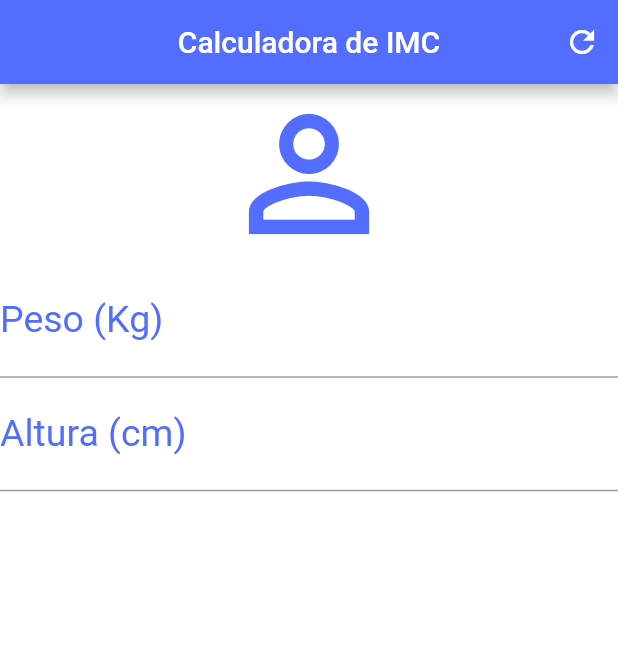
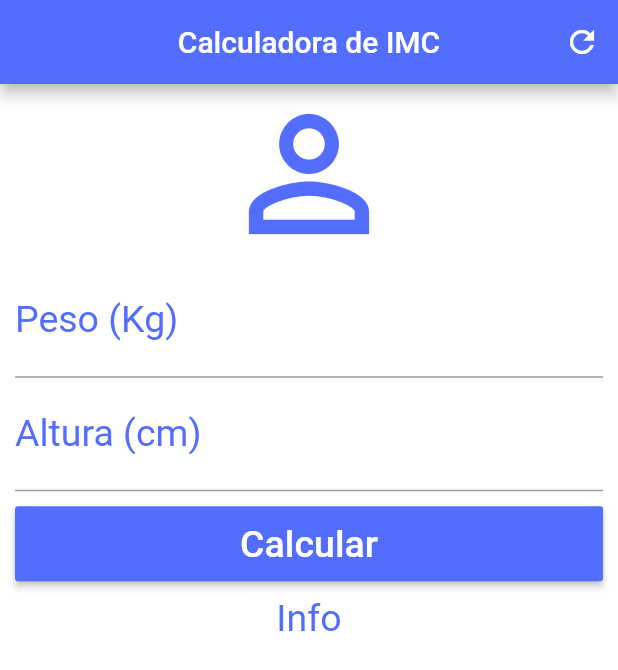
Before and after one commit to Thejoker2012/calculo_imc, a Flutter app: the screen it shows after launch, on a phone screen of 412 x 824 dp. Shown: the top 670 px of the screen. Run offline on Flutter 3.47's test engine with Material 2 defaults, Android fonts, the phone set to English and light mode, and no system bars.

Commit message:
Implementando SingleChieldScrollView alinhamentos do SingleChieldScrollView com padding:EdgeInsets.fromLTRB() Adicionando RisedButton Alinhando RisedButton com padding:EdgeInsets.only()

```diff
--- a/lib/main.dart
+++ b/lib/main.dart
@@ -33,7 +33,9 @@ class _HomeState extends State<Home> {
       ),
       backgroundColor: Colors.white, //Cor de fundo do App
 
-      body: Column(
+      body: SingleChildScrollView( //Adicionando um Scroll
+        padding:EdgeInsets.fromLTRB(10.0, 0.0, 10.0, 0.0) , //Recuo sobre as laterais de toda a ScrowView
+        child: Column( //Filho da ScrollView
           //Widget usado para agrupar outros widgets na vertical
           crossAxisAlignment: CrossAxisAlignment.stretch,
           //Alinhamento utilizado para que os componentes utilizaem toda a largura da tela
@@ -76,8 +78,33 @@ class _HomeState extends State<Home> {
                   color: Colors.indigoAccent,
                   fontSize:
                   25.0), //Cor e tamanho da fonte que será digitado na caixa de texto
+            ),
+            Padding(//Alinhamento do botão
+              padding: EdgeInsets.only(top: 10.0, bottom: 10.0), //Tipo de alinhamento onde passamos os parametros
+              child: Container(
+                //Container que vai receber o RaisedButton
+                height: 50.0, //Tamanho do container
+                child: RaisedButton(
+                  onPressed: () {},
+                  //Função que será chamada quando botão for clicado
+                  child: Text(
+                    //filho do RaisedButton
+                    "Calcular", //Texto que será exibido no botão
+                    style: TextStyle(
+                        color: Colors.white, //Cor do texto do Botão
+                        fontSize: 25.0), //Tamanho da fonte do texto do botão
+                  ),
+                  color: Colors.indigoAccent, //Cor do Texto do Botão
+                ),
+              ) ,
+            ),
+            Text( //Texto que será exibido como resultado
+              "Info",
+              textAlign: TextAlign.center, //Alinhamento do texto
+              style: TextStyle(color: Colors.indigoAccent, fontSize: 25.0), //Cor e tamanho do texto
             )
           ],
+        ),
       ),
     );
   }
```
Lines whose indentation alone changed are shown as unchanged.
